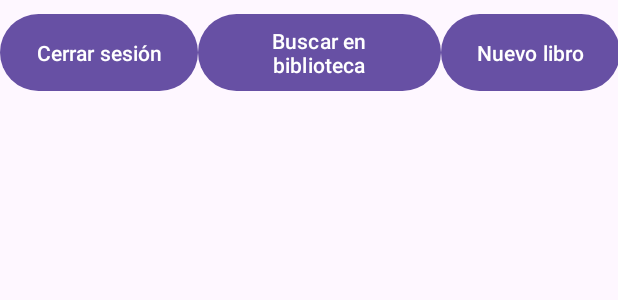
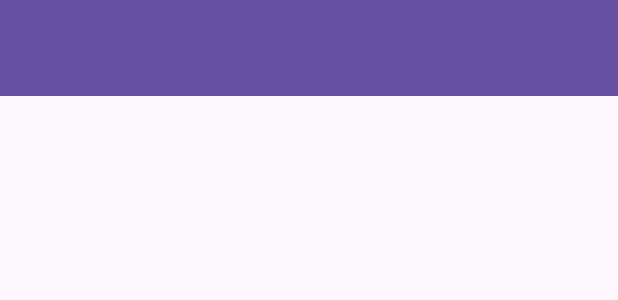
Before and after one commit to vgomezdiaz1/BibliaPP, an Android app: the layout activity_listado_libros.xml on its own in the app's theme, with its tools: preview values and no code run, on a phone screen of 412 x 824 dp. Shown: the top 300 px of the screen. Run offline under Robolectric (Android 15) with nearby library versions, the phone set to English and light mode, and no system bars.

Commit message:
Añadida la toolbar al ListadoLibrosActivity

```diff
--- a/app/src/main/java/com/example/biblio/MiAdaptador.java
+++ b/app/src/main/java/com/example/biblio/MiAdaptador.java
@@ -35,7 +35,7 @@ public class MiAdaptador extends RecyclerView.Adapter<MiAdaptador.MyViewHolder>
             img = itemView.findViewById(R.id.imagePortada);
             txtNombre = itemView.findViewById(R.id.textNombreLibro);
             txtAutor = itemView.findViewById(R.id.textAutor);
-            txtTematicas = itemView.findViewById(R.id.textSinopsis);
+            txtTematicas = itemView.findViewById(R.id.textTematicas);
             txtId = itemView.findViewById(R.id.textID);
             itemView.setOnClickListener(new View.OnClickListener() {
                 @Override
--- a/app/src/main/res/layout/activity_listado_libros.xml
+++ b/app/src/main/res/layout/activity_listado_libros.xml
@@ -1,52 +1,25 @@
 <?xml version="1.0" encoding="utf-8"?>
-<androidx.constraintlayout.widget.ConstraintLayout xmlns:android="http://schemas.android.com/apk/res/android"
+<LinearLayout xmlns:android="http://schemas.android.com/apk/res/android"
     xmlns:app="http://schemas.android.com/apk/res-auto"
     xmlns:tools="http://schemas.android.com/tools"
-    android:layout_width="wrap_content"
+    android:layout_width="match_parent"
     android:layout_height="wrap_content"
     android:orientation="vertical"
     tools:context=".ListadoLibrosActivity">
 
-    <LinearLayout
-        android:layout_width="413dp"
-        android:layout_height="wrap_content"
-        android:orientation="vertical">
 
-        <LinearLayout
-            android:layout_width="wrap_content"
-            android:layout_height="wrap_content"
-            android:orientation="horizontal"
-            android:paddingVertical="5dp">
+    <androidx.appcompat.widget.Toolbar
+        android:id="@+id/toolbar"
+        android:layout_width="match_parent"
+        android:layout_height="match_parent"
+        android:background="?attr/colorPrimary"
+        android:minHeight="?attr/actionBarSize"
+        android:theme="?attr/actionBarTheme" />
 
-            <Button
-                android:id="@+id/buttonCerrarSesion"
-                android:layout_width="wrap_content"
-                android:layout_height="match_parent"
-                android:onClick="cerrarSesion"
-                android:text="@string/ListadoLibrosCerrarSesion" />
+    <androidx.recyclerview.widget.RecyclerView
+        android:id="@+id/listaBusquedaLibros"
+        android:layout_width="match_parent"
+        android:layout_height="match_parent" />
 
-            <Button
-                android:id="@+id/buttonBuscarLibro"
-                android:layout_width="wrap_content"
-                android:layout_height="match_parent"
-                android:layout_weight="1"
-                android:onClick="buscarLibros"
-                android:text="@string/ListadoLibrosBuscarLibro" />
 
-            <Button
-                android:id="@+id/buttonNuevoLibro"
-                android:layout_width="wrap_content"
-                android:layout_height="match_parent"
-                android:onClick="addLibro"
-                android:text="@string/ListadoLibrosNuevoLibro" />
-
-        </LinearLayout>
-
-        <androidx.recyclerview.widget.RecyclerView
-            android:id="@+id/listaBusquedaLibros"
-            android:layout_width="match_parent"
-            android:layout_height="match_parent" />
-
-    </LinearLayout>
-
-</androidx.constraintlayout.widget.ConstraintLayout>
+</LinearLayout>
--- a/app/src/main/res/layout/elemento.xml
+++ b/app/src/main/res/layout/elemento.xml
@@ -37,7 +37,7 @@
             android:text="TextView" />
 
         <TextView
-            android:id="@+id/textSinopsis"
+            android:id="@+id/textTematicas"
             android:layout_width="wrap_content"
             android:layout_height="wrap_content"
             android:text="TextView" />
```
Also changed, not shown: app/src/main/java/com/example/biblio/ListadoLibrosActivity.java (+33 -3 lines), app/src/main/res/menu/menu_main.xml (added, +24 -0 lines).
